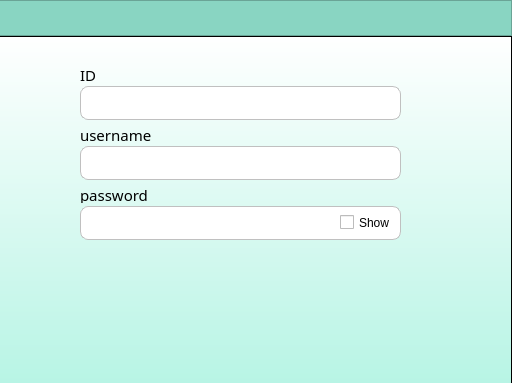
First picture: the form in profile.ui, repository marcryangil/facemaskdetection, before the edit; both pictures show x 430 to 942 and y 0 to 383 of the 942 by 495 pixel window.
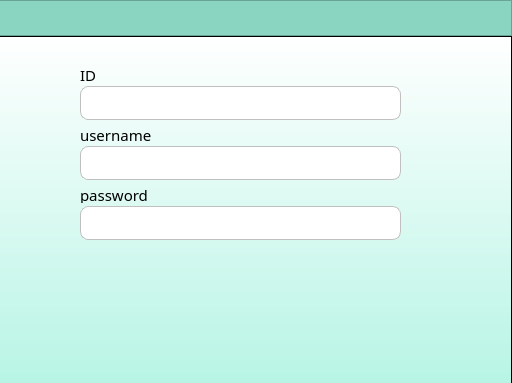
Second picture: the form after the edit. Icons and pictures are not drawn.

Commit message: show password fixed and update enabler function on profile

The edit to the form file:
```diff
--- a/profile.ui
+++ b/profile.ui
@@ -389,7 +389,7 @@
     border-radius: 8px;
     border-color: rgb(192,192,192);
 	padding-left: 10px;
-	padding-right: 10px; 
+	padding-right: 50px; 
 }
 </string>
        </property>
@@ -422,19 +422,85 @@
         <string/>
        </property>
       </widget>
-      <widget class="QCheckBox" name="checkBox">
+      <widget class="QPushButton" name="pushButtonHide">
        <property name="geometry">
         <rect>
-         <x>770</x>
-         <y>175</y>
-         <width>92</width>
-         <height>23</height>
+         <x>799</x>
+         <y>180</y>
+         <width>21</width>
+         <height>16</height>
         </rect>
        </property>
+       <property name="styleSheet">
+        <string notr="true">QPushButton{
+	background-color:transparent;
+	border: none;
+}
+</string>
+       </property>
        <property name="text">
-        <string>Show</string>
+        <string/>
        </property>
       </widget>
+      <widget class="QLabel" name="label_hide">
+       <property name="geometry">
+        <rect>
+         <x>802</x>
+         <y>180</y>
+         <width>16</width>
+         <height>16</height>
+        </rect>
+       </property>
+       <property name="styleSheet">
+        <string notr="true">background-color: transparent;
+</string>
+       </property>
+       <property name="text">
+        <string/>
+       </property>
+       <property name="pixmap">
+        <pixmap resource="resources.qrc">:/newPrefix/images/hide.png</pixmap>
+       </property>
+       <property name="scaledContents">
+        <bool>true</bool>
+       </property>
+      </widget>
+      <widget class="QLabel" name="label_show">
+       <property name="geometry">
+        <rect>
+         <x>802</x>
+         <y>180</y>
+         <width>16</width>
+         <height>16</height>
+        </rect>
+       </property>
+       <property name="styleSheet">
+        <string notr="true">background-color: transparent;
+</string>
+       </property>
+       <property name="text">
+        <string/>
+       </property>
+       <property name="pixmap">
+        <pixmap resource="resources.qrc">:/newPrefix/images/show.png</pixmap>
+       </property>
+       <property name="scaledContents">
+        <bool>true</bool>
+       </property>
+      </widget>
+      <zorder>btnUpdate</zorder>
+      <zorder>label_4</zorder>
+      <zorder>label_1</zorder>
+      <zorder>label_2</zorder>
+      <zorder>btnBack</zorder>
+      <zorder>label_7</zorder>
+      <zorder>lineId</zorder>
+      <zorder>usernamefield</zorder>
+      <zorder>passwordfield</zorder>
+      <zorder>labelError</zorder>
+      <zorder>label_hide</zorder>
+      <zorder>label_show</zorder>
+      <zorder>pushButtonHide</zorder>
      </widget>
     </item>
     <item>
```
Left out of the diff: 4 changed lines with no effect on the pictures. The commit also changes 10 other files.
